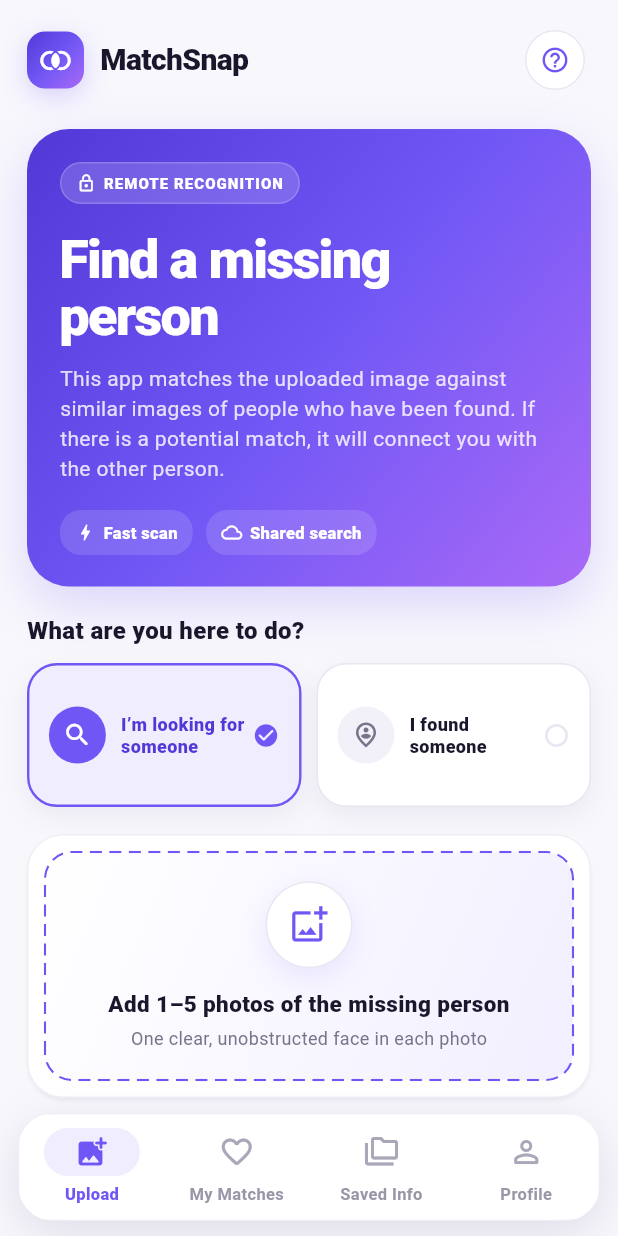
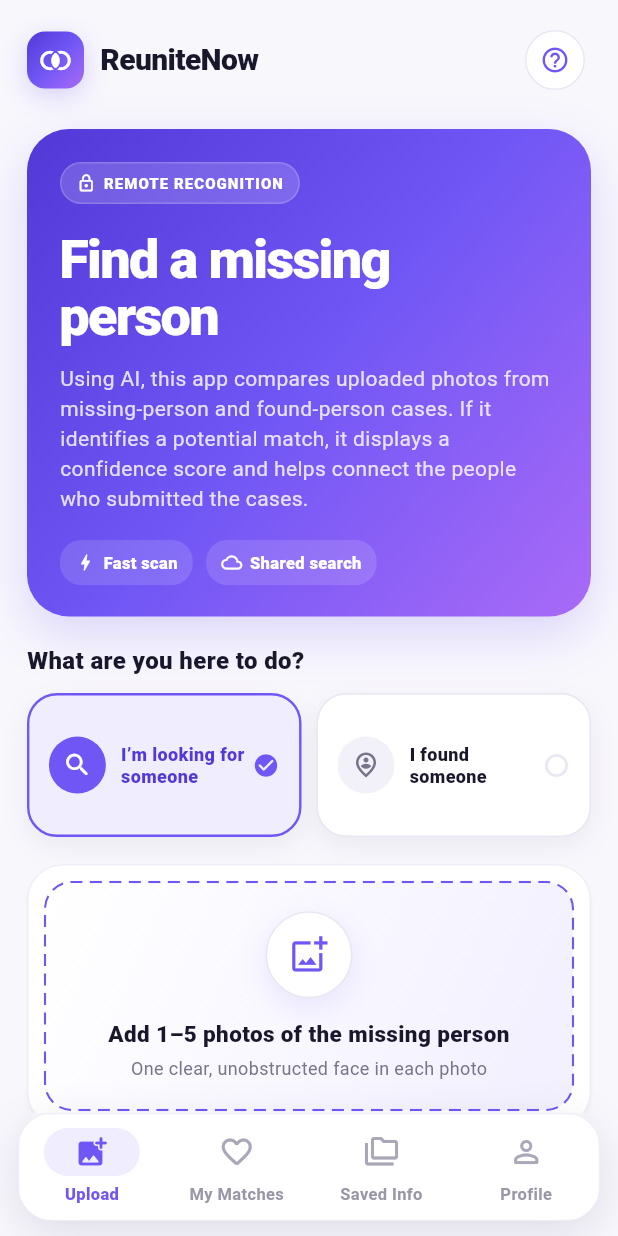
Before and after one commit to reachvishwadeep-ux/vishProjects, a Flutter app: the AppShell screen opened directly with empty values, on a phone screen of 412 x 824 dp. Run offline on Flutter 3.47's test engine with Material 3 defaults, Android fonts, the phone set to English and light mode, and no system bars; our stand-ins replace flutter_image_compress, flutter_secure_storage, image_picker; accounts and stored records are empty; network calls fail.

Commit message:
Rename mobile UI to ReuniteNow
Co-Authored-By: Devin AI <158243242+devin-ai-integration[bot]@users.noreply.github.com>

```diff
--- a/face-recognition-app/poc_app/lib/main.dart
+++ b/face-recognition-app/poc_app/lib/main.dart
@@ -116,7 +116,7 @@ class _PocAppState extends State<PocApp> {
   @override
   Widget build(BuildContext context) {
     return MaterialApp(
-      title: 'MatchSnap',
+      title: 'ReuniteNow',
       debugShowCheckedModeBanner: false,
       theme: buildTheme(Brightness.light),
       themeMode: ThemeMode.light,
--- a/face-recognition-app/poc_app/lib/screens/active_upload_screen.dart
+++ b/face-recognition-app/poc_app/lib/screens/active_upload_screen.dart
@@ -303,7 +303,7 @@ class _ActiveUploadScreenState extends State<ActiveUploadScreen> {
                           ? _error.toString()
                           : complete
                               ? 'All $photoLabel passed validation and the remote comparison finished successfully.'
-                              : 'Validating and searching $photoLabel against the opposite MatchSnap repository.',
+                              : 'Validating and searching $photoLabel against the opposite ReuniteNow repository.',
                       textAlign: TextAlign.center,
                       style: const TextStyle(
                         color: brandMuted,
--- a/face-recognition-app/poc_app/lib/screens/match_screen.dart
+++ b/face-recognition-app/poc_app/lib/screens/match_screen.dart
@@ -101,7 +101,7 @@ class _MatchScreenState extends State<MatchScreen> {
             ),
             SizedBox(height: 12),
             Text(
-              'Choose up to five photos of the same person. MatchSnap checks every photo before searching the opposite repository.',
+              'Choose up to five photos of the same person. ReuniteNow checks every photo before searching the opposite repository.',
               style: TextStyle(color: brandMuted, height: 1.5),
             ),
             SizedBox(height: 12),
@@ -145,7 +145,7 @@ class _MatchScreenState extends State<MatchScreen> {
               ),
               const SizedBox(width: 11),
               const Text(
-                'MatchSnap',
+                'ReuniteNow',
                 style: TextStyle(
                   fontSize: 20,
                   fontWeight: FontWeight.w900,
@@ -225,9 +225,10 @@ class _MatchScreenState extends State<MatchScreen> {
                 ),
                 const SizedBox(height: 12),
                 Text(
-                  'This app matches the uploaded image against similar images '
-                  'of people who have been found. If there is a potential '
-                  'match, it will connect you with the other person.',
+                  'Using AI, this app compares uploaded photos from '
+                  'missing-person and found-person cases. If it identifies a '
+                  'potential match, it displays a confidence score and helps '
+                  'connect the people who submitted the cases.',
                   style: TextStyle(
                     color: Colors.white.withValues(alpha: .82),
                     height: 1.45,
@@ -381,7 +382,7 @@ class _MatchScreenState extends State<MatchScreen> {
           ),
           const SizedBox(height: 24),
           const Text(
-            'Why MatchSnap?',
+            'Why ReuniteNow?',
             style: TextStyle(fontSize: 16, fontWeight: FontWeight.w900),
           ),
           const SizedBox(height: 11),
--- a/face-recognition-app/poc_app/lib/screens/my_matches_screen.dart
+++ b/face-recognition-app/poc_app/lib/screens/my_matches_screen.dart
@@ -129,7 +129,7 @@ class _MyMatchesScreenState extends State<MyMatchesScreen> {
                 icon: Icons.manage_search_rounded,
                 title: 'No connections yet',
                 message:
-                    'MatchSnap will keep comparing missing and found cases. '
+                    'ReuniteNow will keep comparing missing and found cases. '
                     'A private update will appear here when a candidate match '
                     'is found.',
               )
--- a/face-recognition-app/poc_app/lib/screens/phone_auth_screen.dart
+++ b/face-recognition-app/poc_app/lib/screens/phone_auth_screen.dart
@@ -93,7 +93,7 @@ class _PhoneAuthScreenState extends State<PhoneAuthScreen> {
                 const SizedBox(height: 10),
                 Text(
                   _challenge == null
-                      ? 'MatchSnap uses your phone number to protect photo submissions and matches.'
+                      ? 'ReuniteNow uses your phone number to protect photo submissions and matches.'
                       : 'Use the six-digit code sent for ${_phoneController.text}.',
                   textAlign: TextAlign.center,
                   style: const TextStyle(
--- a/face-recognition-app/poc_app/lib/screens/profile_screen.dart
+++ b/face-recognition-app/poc_app/lib/screens/profile_screen.dart
@@ -84,7 +84,7 @@ class ProfileScreen extends StatelessWidget {
                 ),
                 const SizedBox(height: 16),
                 const Text(
-                  'Your MatchSnap profile',
+                  'Your ReuniteNow profile',
                   style: TextStyle(
                     color: Colors.white,
                     fontSize: 20,
@@ -126,7 +126,7 @@ class ProfileScreen extends StatelessWidget {
                   const _ProfileSetting(
                     icon: Icons.mail_outline_rounded,
                     title: 'Email address',
-                    subtitle: 'Not required for your MatchSnap account',
+                    subtitle: 'Not required for your ReuniteNow account',
                     value: 'Off',
                   ),
                   const Divider(height: 1, indent: 54),
```
Also changed, not shown: 2 other files.
